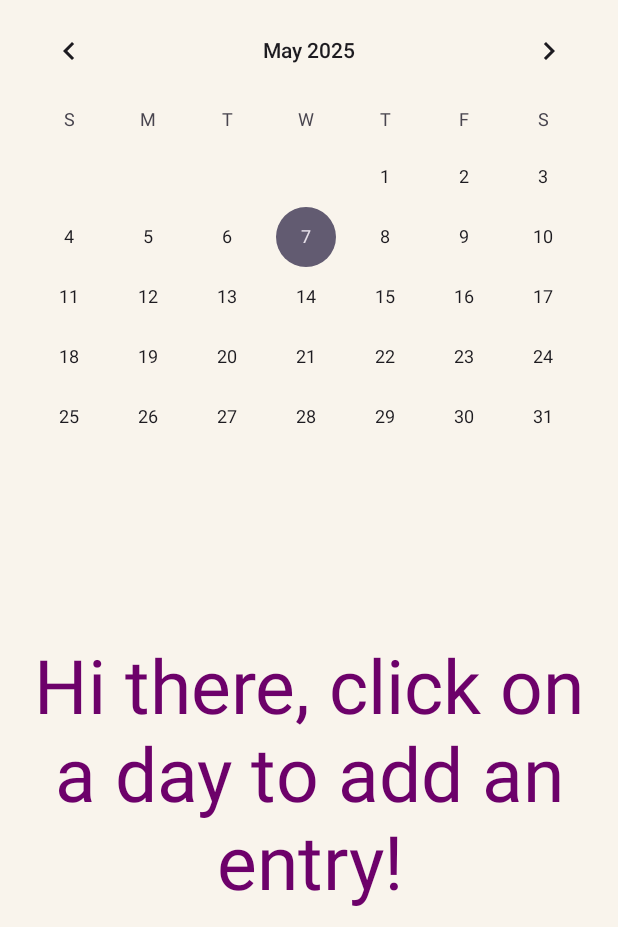
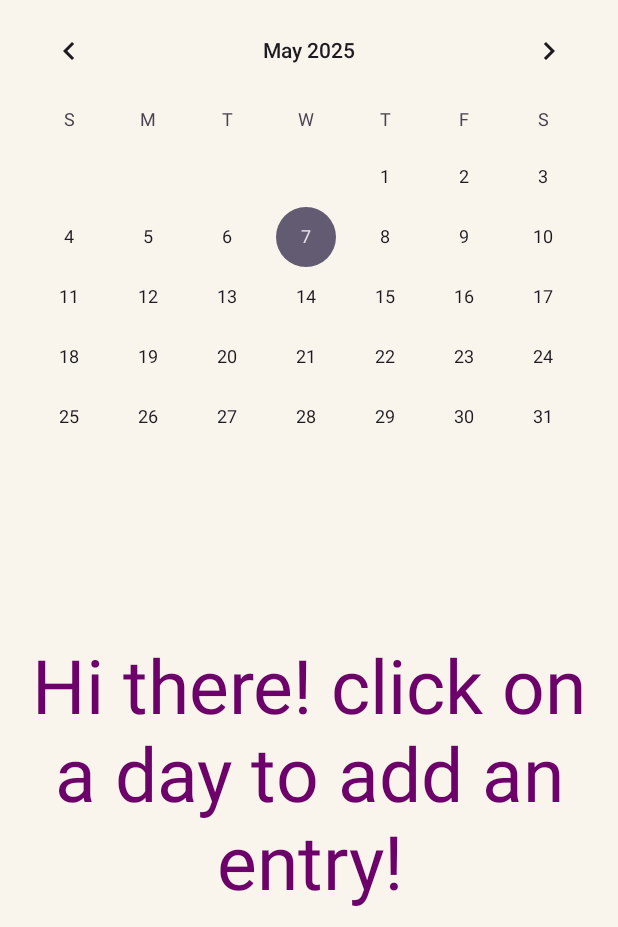
Before and after one commit to Skullking123/Mood-Tracker, an Android app: the MainActivity screen opened directly, with no data from a screen before it, on a phone screen of 412 x 824 dp, the part 309-1236 px from its top. Run offline under Robolectric (Android 15) with nearby library versions, the phone set to English and light mode, and no system bars; our stand-ins replace AdMob; 2 statements that could not run were skipped.

Commit message:
Fixed small bug with local data

```diff
--- a/app/src/main/java/com/example/mood_tracker/MainActivity.kt
+++ b/app/src/main/java/com/example/mood_tracker/MainActivity.kt
@@ -49,7 +49,10 @@ class MainActivity : AppCompatActivity() {
         applyColorMode(mode)
 
         //applying name
-        description.text = "Hi $name, click on a day to add an entry!"
+        val displayName = name
+            .orEmpty()
+            .ifEmpty { "there" }
+        description.text = "Hi $displayName! click on a day to add an entry!"
 
         showTheAd( )
     }
```
